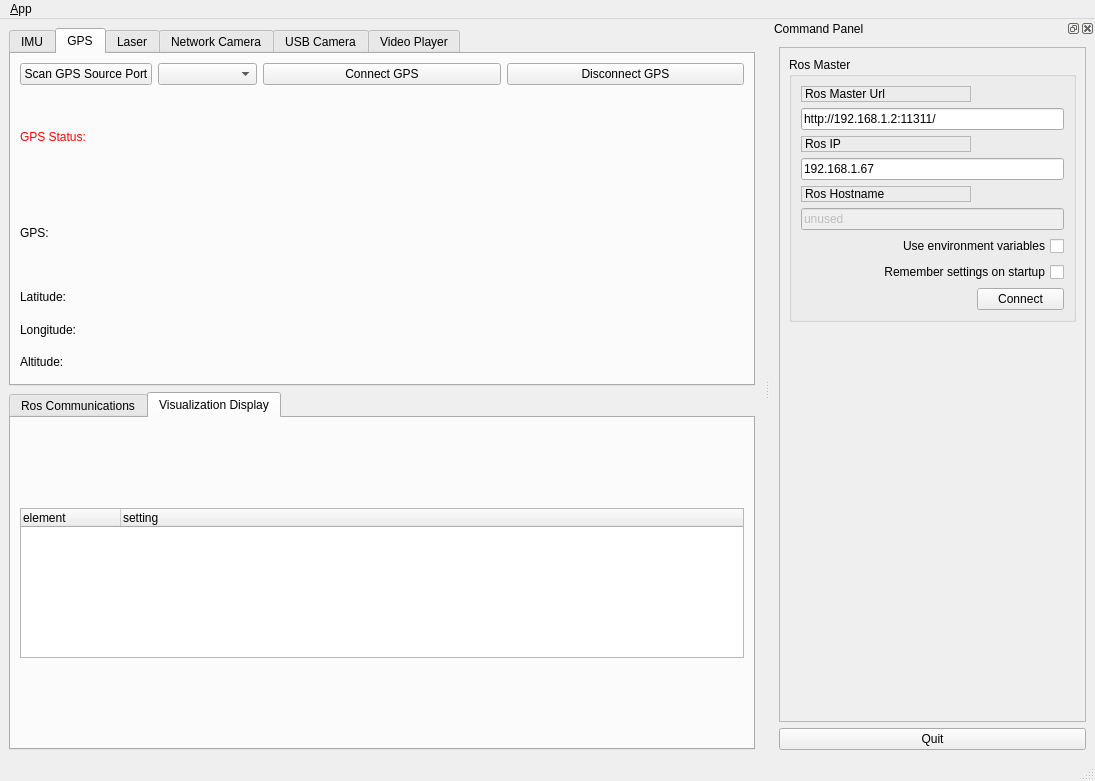
LennonHuang/test_qt, file ui/main_window.ui: the form before one commit.
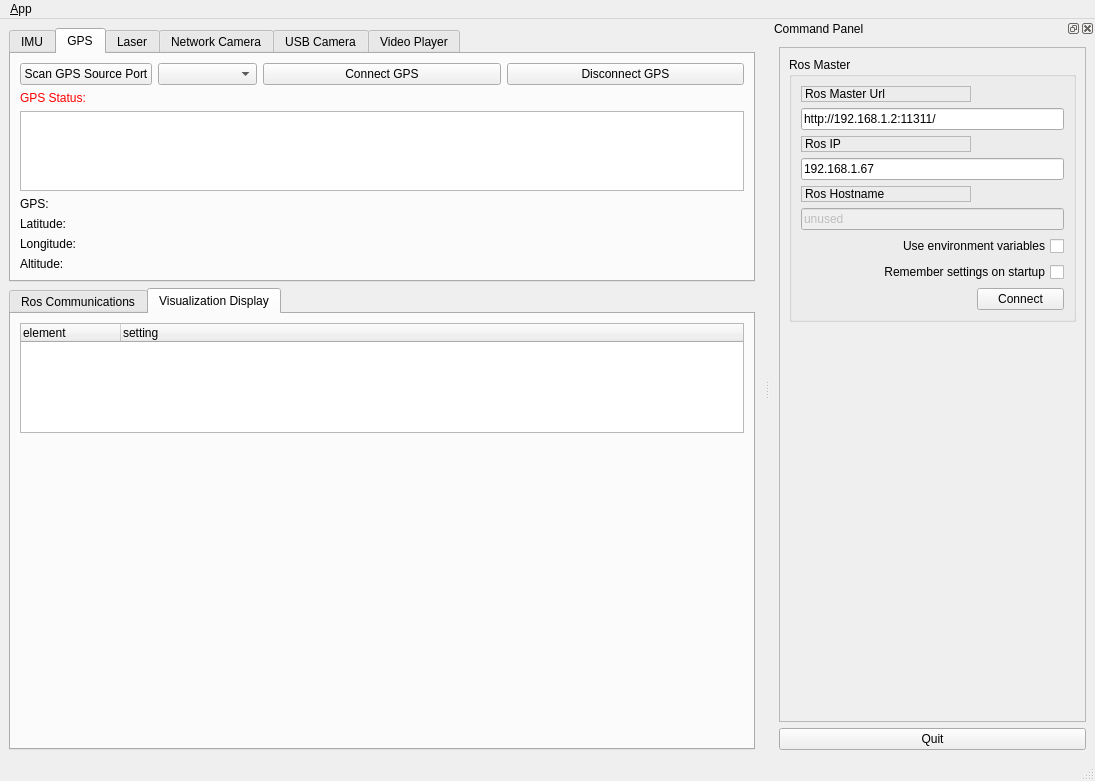
The form after the commit. The open tabs and pages were chosen to show the change. Icons and pictures are not drawn.

Commit message: update user interface

```diff
--- a/ui/main_window.ui
+++ b/ui/main_window.ui
@@ -21,90 +21,15 @@
    <locale language="English" country="Australia"/>
   </property>
   <widget class="QWidget" name="centralwidget">
-   <layout class="QGridLayout" name="gridLayout_2">
-    <item row="1" column="0">
-     <widget class="QTabWidget" name="tab_manager">
-      <property name="minimumSize">
-       <size>
-        <width>100</width>
-        <height>0</height>
-       </size>
-      </property>
-      <property name="locale">
-       <locale language="English" country="Australia"/>
-      </property>
-      <property name="currentIndex">
-       <number>1</number>
-      </property>
-      <widget class="QWidget" name="tab_status">
-       <attribute name="title">
-        <string>Ros Communications</string>
-       </attribute>
-       <layout class="QVBoxLayout" name="verticalLayout_2">
-        <item>
-         <widget class="QPushButton" name="plugin_test_btn">
-          <property name="text">
-           <string>Plugin Test</string>
-          </property>
-         </widget>
-        </item>
-        <item>
-         <widget class="QGroupBox" name="groupBox_12">
-          <property name="sizePolicy">
-           <sizepolicy hsizetype="MinimumExpanding" vsizetype="Preferred">
-            <horstretch>0</horstretch>
-            <verstretch>0</verstretch>
-           </sizepolicy>
-          </property>
-          <property name="title">
-           <string>Logging</string>
-          </property>
-          <layout class="QGridLayout" name="gridLayout_3">
-           <item row="1" column="1">
-            <widget class="QListView" name="view_logging"/>
-           </item>
-          </layout>
-         </widget>
-        </item>
-       </layout>
-      </widget>
-      <widget class="QWidget" name="tab">
-       <attribute name="title">
-        <string>Visualization Display</string>
-       </attribute>
-       <layout class="QVBoxLayout" name="verticalLayout_7">
-        <item>
-         <widget class="QTreeWidget" name="rviz_treeWidget">
-          <property name="maximumSize">
-           <size>
-            <width>16777215</width>
-            <height>150</height>
-           </size>
-          </property>
-          <property name="columnCount">
-           <number>2</number>
-          </property>
-          <column>
-           <property name="text">
-            <string>element</string>
-           </property>
-          </column>
-          <column>
-           <property name="text">
-            <string>setting</string>
-           </property>
-          </column>
-         </widget>
-        </item>
-        <item>
-         <layout class="QVBoxLayout" name="layout_rviz"/>
-        </item>
-       </layout>
-      </widget>
-     </widget>
-    </item>
-    <item row="0" column="0">
+   <layout class="QVBoxLayout" name="verticalLayout_20">
+    <item>
      <widget class="QTabWidget" name="SensorTab">
+      <property name="sizePolicy">
+       <sizepolicy hsizetype="Expanding" vsizetype="Preferred">
+        <horstretch>0</horstretch>
+        <verstretch>0</verstretch>
+       </sizepolicy>
+      </property>
       <property name="currentIndex">
        <number>3</number>
       </property>
@@ -291,6 +216,22 @@
             </property>
            </widget>
           </item>
+          <item>
+           <widget class="QPlainTextEdit" name="gps_output_text">
+            <property name="sizePolicy">
+             <sizepolicy hsizetype="Expanding" vsizetype="Preferred">
+              <horstretch>0</horstretch>
+              <verstretch>0</verstretch>
+             </sizepolicy>
+            </property>
+            <property name="maximumSize">
+             <size>
+              <width>16777215</width>
+              <height>100</height>
+             </size>
+            </property>
+           </widget>
+          </item>
           <item>
            <widget class="QLabel" name="gps_label">
             <property name="text">
@@ -807,6 +748,107 @@
       </widget>
      </widget>
     </item>
+    <item>
+     <widget class="QTabWidget" name="tab_manager">
+      <property name="minimumSize">
+       <size>
+        <width>100</width>
+        <height>0</height>
+       </size>
+      </property>
+      <property name="locale">
+       <locale language="English" country="Australia"/>
+      </property>
+      <property name="currentIndex">
+       <number>1</number>
+      </property>
+      <widget class="QWidget" name="tab_status">
+       <attribute name="title">
+        <string>Ros Communications</string>
+       </attribute>
+       <layout class="QVBoxLayout" name="verticalLayout_2">
+        <item>
+         <widget class="QPushButton" name="plugin_test_btn">
+          <property name="text">
+           <string>Plugin Test</string>
+          </property>
+         </widget>
+        </item>
+        <item>
+         <widget class="QGroupBox" name="groupBox_12">
+          <property name="sizePolicy">
+           <sizepolicy hsizetype="MinimumExpanding" vsizetype="Preferred">
+            <horstretch>0</horstretch>
+            <verstretch>0</verstretch>
+           </sizepolicy>
+          </property>
+          <property name="title">
+           <string>Logging</string>
+          </property>
+          <layout class="QGridLayout" name="gridLayout_3">
+           <item row="1" column="1">
+            <widget class="QListView" name="view_logging"/>
+           </item>
+          </layout>
+         </widget>
+        </item>
+       </layout>
+      </widget>
+      <widget class="QWidget" name="tab">
+       <attribute name="title">
+        <string>Visualization Display</string>
+       </attribute>
+       <layout class="QVBoxLayout" name="verticalLayout_7">
+        <item>
+         <widget class="QTreeWidget" name="rviz_treeWidget">
+          <property name="sizePolicy">
+           <sizepolicy hsizetype="Expanding" vsizetype="Preferred">
+            <horstretch>0</horstretch>
+            <verstretch>0</verstretch>
+           </sizepolicy>
+          </property>
+          <property name="maximumSize">
+           <size>
+            <width>16777215</width>
+            <height>150</height>
+           </size>
+          </property>
+          <property name="columnCount">
+           <number>2</number>
+          </property>
+          <column>
+           <property name="text">
+            <string>element</string>
+           </property>
+          </column>
+          <column>
+           <property name="text">
+            <string>setting</string>
+           </property>
+          </column>
+         </widget>
+        </item>
+        <item>
+         <widget class="QFrame" name="frame_rviz">
+          <property name="sizePolicy">
+           <sizepolicy hsizetype="Preferred" vsizetype="Expanding">
+            <horstretch>0</horstretch>
+            <verstretch>0</verstretch>
+           </sizepolicy>
+          </property>
+          <property name="minimumSize">
+           <size>
+            <width>200</width>
+            <height>300</height>
+           </size>
+          </property>
+          <layout class="QVBoxLayout" name="layout_rviz"/>
+         </widget>
+        </item>
+       </layout>
+      </widget>
+     </widget>
+    </item>
    </layout>
   </widget>
   <widget class="QMenuBar" name="menubar">
```
Left out of the diff: 2 changed lines with no effect on the pictures. The commit also changes 2 other files.
